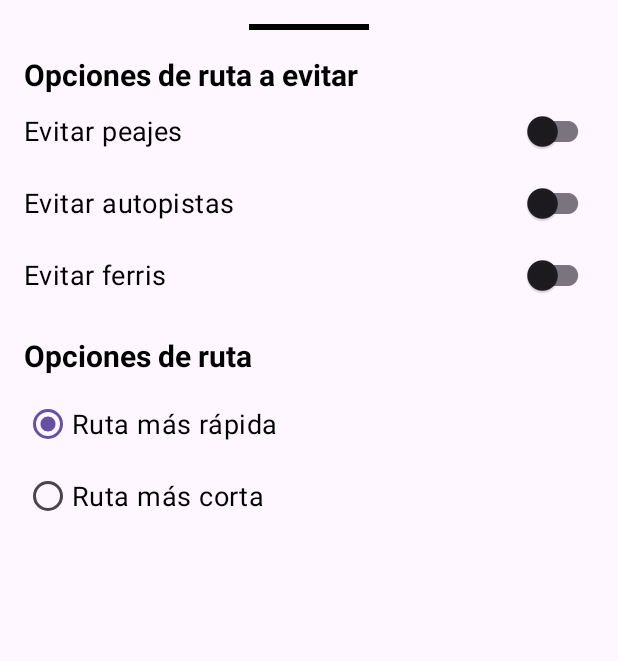
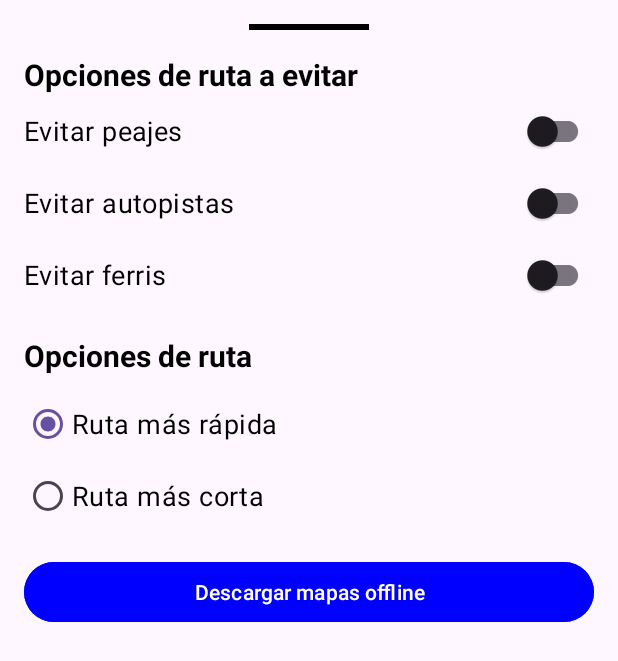
Before and after one commit to Juanoto2012/OpenMaps, an Android app: the layout navigation_options.xml on its own in the app's theme, with its tools: preview values and no code run, on a phone screen of 412 x 824 dp. Shown: the top 661 px of the screen. Run offline under Robolectric (Android 15) with nearby library versions, the light colour scheme and no system bars.

```diff
--- a/app/src/main/res/layout/navigation_options.xml
+++ b/app/src/main/res/layout/navigation_options.xml
@@ -77,4 +77,13 @@
             android:text="@string/shortest_route"
             android:textSize="18sp"/>
     </RadioGroup>
+
+    <Button
+        android:id="@+id/download_maps_button"
+        android:layout_width="match_parent"
+        android:layout_height="wrap_content"
+        android:text="Descargar mapas offline"
+        android:textColor="@color/white"
+        android:backgroundTint="@color/blue"
+        android:layout_marginTop="16dp"/>
 </LinearLayout>
```
Also changed, not shown: app/src/main/java/org/maplibre/navigation/sample/android/core/CoreOnlyFragment.kt (+28 -33 lines), 6 other files.
